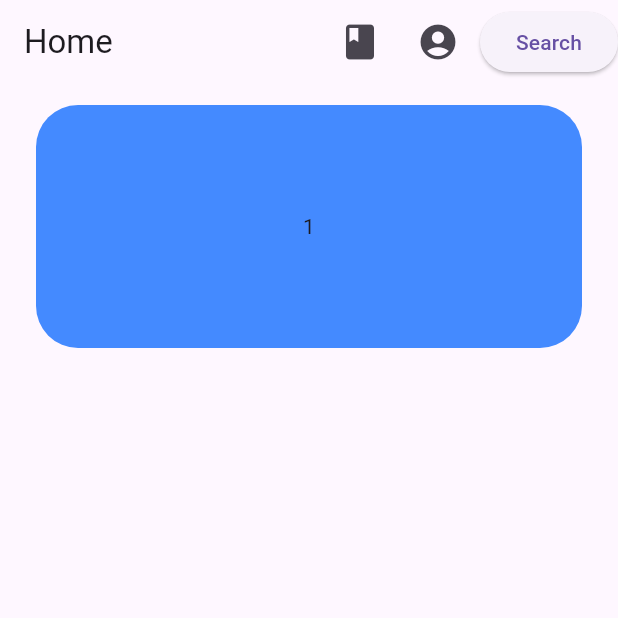
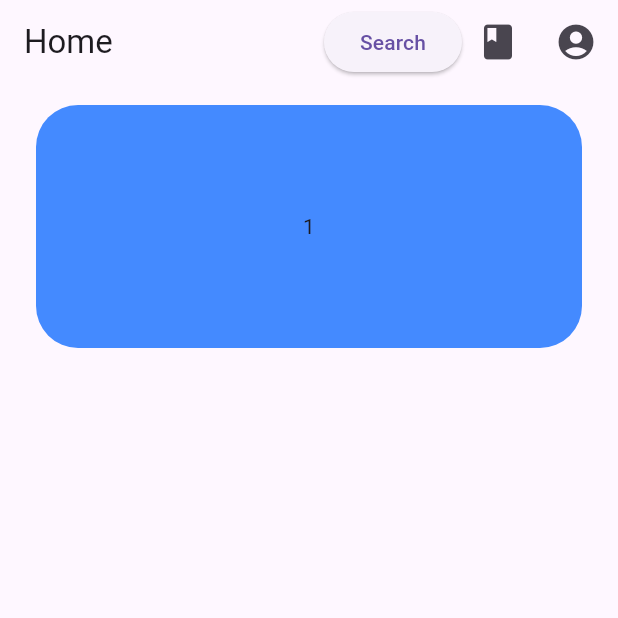
Before and after one commit to Leto-du-Plessis/book-website-project, a Flutter app: the screen it shows after launch, on a phone screen of 412 x 824 dp, the top half of it. Run offline on Flutter 3.47's test engine with Material 3 defaults, Android fonts, the phone set to English and light mode, and no system bars; our stand-ins replace shared_preferences; missing offline and left inert: super_editor; accounts and stored records are empty.

Commit message:
Searchbar update

```diff
--- a/frontend/book_website/lib/src/screens/home_screen.dart
+++ b/frontend/book_website/lib/src/screens/home_screen.dart
@@ -1,6 +1,6 @@
 import 'package:flutter/material.dart';
 import 'package:provider/provider.dart';
-
+import '../widgets/search_bar.dart';
 import 'login_screen.dart';
 import 'reader_screen.dart';
 import '../models/app_state.dart';
@@ -28,6 +28,23 @@ class _HomeScreen extends State<HomeScreen> {
       appBar: AppBar(
         title: const Text('Home'),
          actions: [
+/*           ConstrainedBox(
+            constraints: BoxConstraints(
+              maxHeight: 50,
+              maxWidth: 50
+            ),
+            child: Container(
+              margin: EdgeInsets.all(0),
+              decoration: BoxDecoration(
+                border: Border.all(),
+              ),
+            ),
+          ),       */
+           ElevatedButton(
+            onPressed: () {setState(() { buttonstate = true;});
+            },
+            child: const Text('Search')
+          ),
           IconButton(
             icon: const Icon(Icons.book, size: 28),
             tooltip: 'Editor',
@@ -56,41 +73,41 @@ class _HomeScreen extends State<HomeScreen> {
               );
             },
           ),
-          ElevatedButton(
 
-            onPressed: () {setState(() { buttonstate = true;});
-            },
-            child: const Text('Search')
-          )
 
 
         ],
       ),
-      body:
-        Center(
-          child: Builder(
-            builder:(context) {
-            if(buttonstate == true) {
-              return Column(
-                children: [
-                  Align(
-                    alignment: Alignment.topRight,
-                    child: Text('Will be searching at some point')),
-                  Align(
-                    alignment: Alignment.topLeft,
-                    child: ConstrainedBox(
+      body: Builder(
+              builder:(context) {
+                if(buttonstate == true) {
+                  return Row(
+                    children: [
+                       ConstrainedBox(
+                          constraints: const BoxConstraints(maxHeight: 200, maxWidth: 600),
+                          child:
+                      SearchBarWidget()
+                       )
 
-                      constraints: const BoxConstraints(maxHeight: 200, maxWidth: 200),
-                      child: PlainCarousel()
-
-                    )
+/*                       ConstrainedBox(
+                          constraints: const BoxConstraints(maxHeight: 200, maxWidth: 600),
+                          child: PlainCarousel()
+                    ),
+                      Container(
+                      margin: EdgeInsets.fromLTRB(250,10,250,50),
+                      padding: EdgeInsets.all(20),
+                      decoration: BoxDecoration(
+                        border: Border.all(),
+                      ),
+                      child: Text('Will be searching at some point'),
+                      ), */
 
 
-                  )
+
+
+
 
                 ]
-
-
               );
 
 
@@ -103,7 +120,7 @@ class _HomeScreen extends State<HomeScreen> {
             )
 
 
-          )
+
  );
 
 
```
Also changed, not shown: frontend/book_website/lib/src/widgets/search_bar.dart (added, +53 -0 lines).
